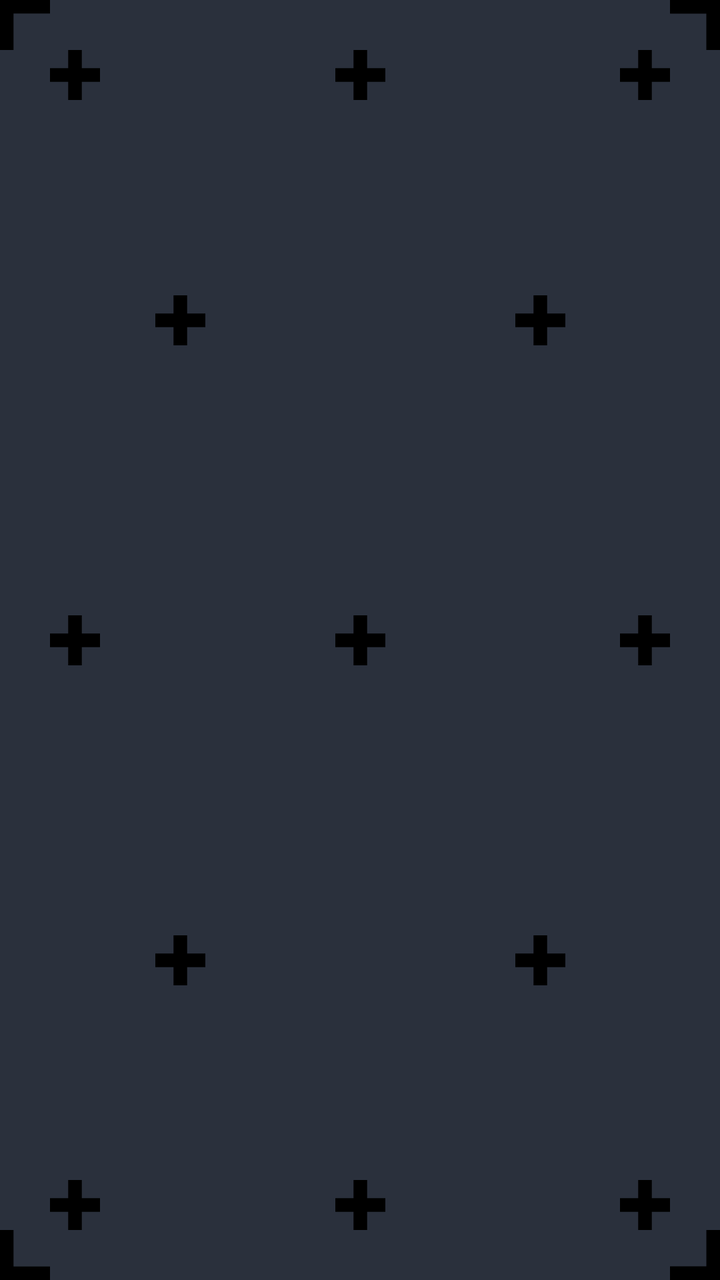
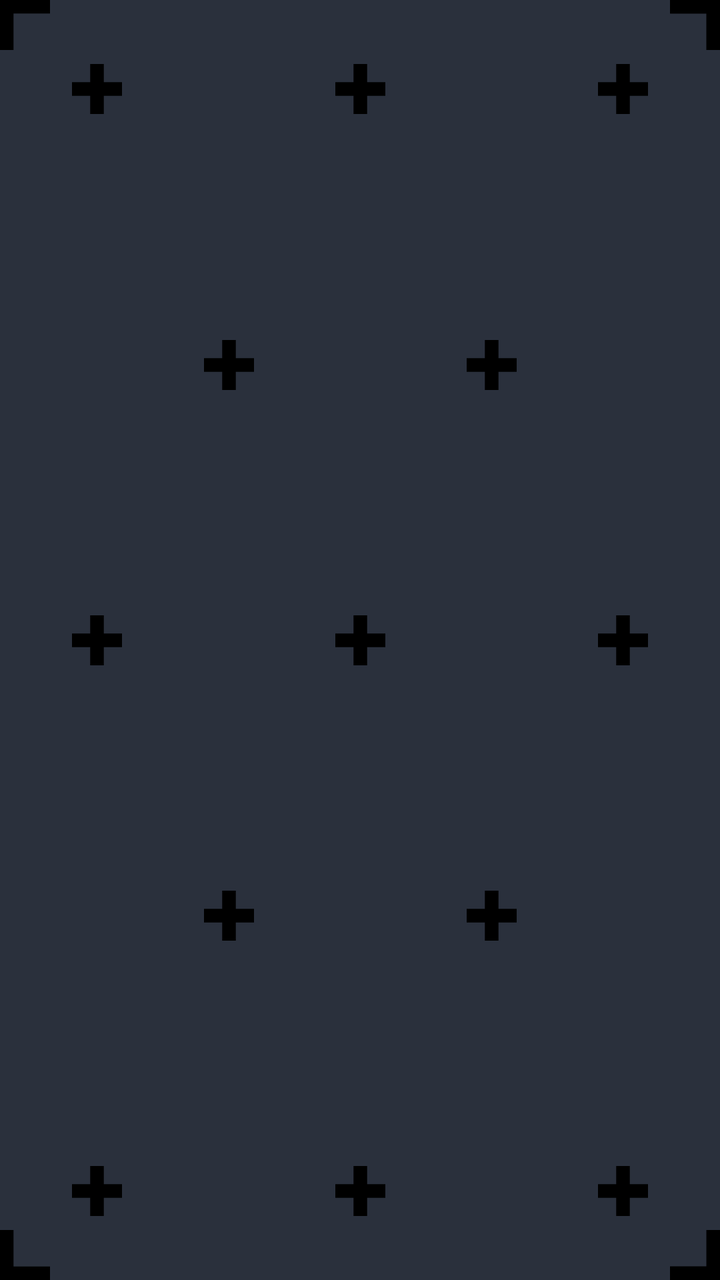

Before-and-after screenshots of an Android layout around one commit, followed by the original layout XML and the change that was made.
<!-- AndroidManifest.xml: application theme Theme.Screentrackr -->
<!-- res/layout/activity_trackingscreen.xml -->
<?xml version="1.0" encoding="utf-8"?>
<androidx.constraintlayout.widget.ConstraintLayout xmlns:android="http://schemas.android.com/apk/res/android"
    xmlns:app="http://schemas.android.com/apk/res-auto"
    xmlns:tools="http://schemas.android.com/tools"
    android:id="@+id/trackingBackground"
    android:layout_width="match_parent"
    android:layout_height="match_parent"
    android:foregroundTint="#BC3333"
    tools:context=".Trackingscreen">

    <ImageView
        android:id="@+id/trackingPoint_E_1"
        android:layout_width="25dp"
        android:layout_height="25dp"
        app:layout_constraintBottom_toBottomOf="parent"
        app:layout_constraintEnd_toEndOf="parent"
        app:srcCompat="@drawable/ic_marker_cross_edge"
        />
    <ImageView
        android:id="@+id/trackingPoint_E_2"
        android:layout_width="25dp"
        android:layout_height="25dp"
        android:rotation="90"
        app:layout_constraintBottom_toBottomOf="parent"
        app:layout_constraintStart_toStartOf="parent"
        app:srcCompat="@drawable/ic_marker_cross_edge" />
    <ImageView
        android:id="@+id/trackingPoint_E_3"
        android:layout_width="25dp"
        android:layout_height="25dp"
        app:layout_constraintStart_toStartOf="parent"
        app:layout_constraintTop_toTopOf="parent"
        android:rotation="180"
        app:srcCompat="@drawable/ic_marker_cross_edge" />
    <ImageView
        android:id="@+id/trackingPoint_E_4"
        android:layout_width="25dp"
        android:layout_height="25dp"
        app:layout_constraintTop_toTopOf="parent"
        app:layout_constraintEnd_toEndOf="parent"
        android:rotation="270"
        app:srcCompat="@drawable/ic_marker_cross_edge" />

    <ImageView
        android:id="@+id/trackingPoint_3_3"
        android:layout_width="25dp"
        android:layout_height="25dp"
        app:layout_constraintBottom_toBottomOf="parent"
        app:layout_constraintEnd_toEndOf="parent"
        app:layout_constraintTop_toTopOf="@id/guideline4"
        app:layout_constraintStart_toStartOf="@id/guideline3"
        app:srcCompat="@drawable/ic_marker_cross" />

    <ImageView
        android:id="@+id/trackingPoint_3_2"
        android:layout_width="25dp"
        android:layout_height="25dp"
        app:layout_constraintEnd_toEndOf="parent"
        app:layout_constraintTop_toTopOf="parent"
        app:layout_constraintStart_toStartOf="@id/guideline3"
        app:layout_constraintBottom_toTopOf="@id/guideline4"
        app:srcCompat="@drawable/ic_marker_cross" />

    <ImageView
        android:id="@+id/trackingPoint_3_4"
        android:layout_width="25dp"
        android:layout_height="25dp"
        app:layout_constraintBottom_toBottomOf="parent"
        app:layout_constraintStart_toStartOf="parent"
        app:layout_constraintTop_toTopOf="@id/guideline4"
        app:layout_constraintEnd_toStartOf="@id/guideline3"
        app:srcCompat="@drawable/ic_marker_cross" />

    <ImageView
        android:id="@+id/trackingPoint_3_1"
        android:layout_width="25dp"
        android:layout_height="25dp"
        app:layout_constraintStart_toStartOf="parent"
        app:layout_constraintTop_toTopOf="parent"
        app:layout_constraintEnd_toStartOf="@id/guideline3"
        app:layout_constraintBottom_toTopOf="@id/guideline4"
        app:srcCompat="@drawable/ic_marker_cross" />

    <ImageView
        android:id="@+id/trackingPoint_2_3"
        android:layout_width="25dp"
        android:layout_height="25dp"
        android:layout_marginBottom="25dp"
        app:layout_constraintBottom_toBottomOf="parent"
        app:layout_constraintEnd_toStartOf="@+id/trackingPoint_1_4"
        app:layout_constraintStart_toEndOf="@+id/trackingPoint_1_3"
        app:srcCompat="@drawable/ic_marker_cross" />

    <ImageView
        android:id="@+id/trackingPoint_2_1"
        android:layout_width="25dp"
        android:layout_height="25dp"
        android:layout_marginTop="25dp"
        app:layout_constraintEnd_toStartOf="@+id/trackingPoint_1_2"
        app:layout_constraintStart_toEndOf="@+id/trackingPoint_1_1"
        app:layout_constraintTop_toTopOf="parent"
        app:srcCompat="@drawable/ic_marker_cross" />

    <ImageView
        android:id="@+id/trackingPoint_2_2"
        android:layout_width="25dp"
        android:layout_height="25dp"
        android:layout_marginEnd="25dp"
        app:layout_constraintBottom_toTopOf="@+id/trackingPoint_1_4"
        app:layout_constraintEnd_toEndOf="parent"
        app:layout_constraintTop_toBottomOf="@+id/trackingPoint_1_2"
        app:srcCompat="@drawable/ic_marker_cross" />

    <ImageView
        android:id="@+id/trackingPoint_2_4"
        android:layout_width="25dp"
        android:layout_height="25dp"
        android:layout_marginStart="25dp"
        app:layout_constraintBottom_toTopOf="@+id/trackingPoint_1_3"
        app:layout_constraintStart_toStartOf="parent"
        app:layout_constraintTop_toBottomOf="@+id/trackingPoint_1_1"
        app:srcCompat="@drawable/ic_marker_cross" />

    <ImageView
        android:id="@+id/trackingPoint_1_4"
        android:layout_width="25dp"
        android:layout_height="25dp"
        android:layout_marginEnd="25dp"
        android:layout_marginBottom="25dp"
        app:layout_constraintBottom_toBottomOf="parent"
        app:layout_constraintEnd_toEndOf="parent"
        app:srcCompat="@drawable/ic_marker_cross" />

    <ImageView
        android:id="@+id/trackingPoint_1_3"
        android:layout_width="25dp"
        android:layout_height="25dp"
        android:layout_marginStart="25dp"
        android:layout_marginBottom="25dp"
        app:layout_constraintBottom_toBottomOf="parent"
        app:layout_constraintStart_toStartOf="parent"
        app:srcCompat="@drawable/ic_marker_cross" />

    <ImageView
        android:id="@+id/trackingPoint_1_5"
        android:layout_width="25dp"
        android:layout_height="25dp"
        app:layout_constraintBottom_toTopOf="@+id/trackingPoint_2_3"
        app:layout_constraintEnd_toStartOf="@+id/trackingPoint_2_2"
        app:layout_constraintStart_toEndOf="@+id/trackingPoint_2_4"
        app:layout_constraintTop_toBottomOf="@+id/trackingPoint_2_1"
        app:srcCompat="@drawable/ic_marker_cross" />

    <ImageView
        android:id="@+id/trackingPoint_1_2"
        android:layout_width="25dp"
        android:layout_height="25dp"
        android:layout_marginTop="25dp"
        android:layout_marginEnd="25dp"
        app:layout_constraintEnd_toEndOf="parent"
        app:layout_constraintTop_toTopOf="parent"
        app:srcCompat="@drawable/ic_marker_cross" />

    <ImageView
        android:id="@+id/trackingPoint_1_1"
        android:layout_width="25dp"
        android:layout_height="25dp"
        android:layout_marginStart="25dp"
        android:layout_marginTop="25dp"
        app:layout_constraintStart_toStartOf="parent"
        app:layout_constraintTop_toTopOf="parent"
        app:srcCompat="@drawable/ic_marker_cross" />

    <androidx.constraintlayout.widget.Guideline
        android:id="@+id/guideline3"
        android:layout_width="wrap_content"
        android:layout_height="wrap_content"
        android:orientation="vertical"
        app:layout_constraintGuide_percent="0.5" />

    <androidx.constraintlayout.widget.Guideline
        android:id="@+id/guideline4"
        android:layout_width="wrap_content"
        android:layout_height="wrap_content"
        android:orientation="horizontal"
        app:layout_constraintGuide_percent="0.5" />

</androidx.constraintlayout.widget.ConstraintLayout>
<!-- resources referenced by this layout -->
<resources>
  <!-- drawable ic_marker_cross (drawable) -->
  <vector xmlns:android="http://schemas.android.com/apk/res/android"
      android:width="256dp"
      android:height="256dp"
      android:viewportWidth="256"
      android:viewportHeight="256">
    <path
        android:fillColor="#FF000000"
        android:pathData="M162.91,93.09L162.91,0L93.09,0L93.09,93.09L0,93.09L0,162.91L93.09,162.91L93.09,256L162.91,256L162.91,162.91L256,162.91L256,93.09L162.91,93.09Z"/>
  </vector>
  <!-- drawable ic_marker_cross_edge (drawable) -->
  <vector xmlns:android="http://schemas.android.com/apk/res/android"
      android:width="256dp"
      android:height="256dp"
      android:viewportWidth="128"
      android:viewportHeight="128">
    <path
        android:fillColor="#FF000000"
        android:pathData="M162.91,93.09L162.91,0L93.09,0L93.09,93.09L0,93.09L0,162.91L93.09,162.91L93.09,256L162.91,256L162.91,162.91L256,162.91L256,93.09L162.91,93.09Z"/>
  </vector>
  <style name="Theme.Screentrackr" parent="Theme.MaterialComponents.DayNight.NoActionBar">
          
          <item name="colorPrimary">@color/primary</item>
          <item name="colorPrimaryVariant">@color/background</item>
          <item name="colorOnPrimary">@color/black</item>
          <item name="android:windowBackground">@color/background</item>
          <item name="android:textColor">@color/text_light</item>
          
          <item name="colorSecondary">@color/teal_200</item>
          <item name="colorSecondaryVariant">@color/teal_700</item>
          <item name="colorOnSecondary">@color/black</item>
          
          <item name="android:statusBarColor" tools:targetApi="l">?attr/colorPrimaryVariant</item>
          
      </style>
  <color name="primary">#00FF00</color>
  <color name="background">#2A303C</color>
  <color name="black">#FF000000</color>
  <color name="text_light">#a6adba</color>
  <color name="teal_200">#FF03DAC5</color>
  <color name="teal_700">#FF018786</color>
</resources>

<!-- the commit's change to res/layout/activity_trackingscreen.xml (unified diff, before → after) -->
@@ -15,7 +15,7 @@
         app:layout_constraintBottom_toBottomOf="parent"
         app:layout_constraintEnd_toEndOf="parent"
         app:srcCompat="@drawable/ic_marker_cross_edge"
-        />
+        tools:ignore="ImageContrastCheck"/>
     <ImageView
         android:id="@+id/trackingPoint_E_2"
         android:layout_width="25dp"
@@ -23,7 +23,8 @@
         android:rotation="90"
         app:layout_constraintBottom_toBottomOf="parent"
         app:layout_constraintStart_toStartOf="parent"
-        app:srcCompat="@drawable/ic_marker_cross_edge" />
+        app:srcCompat="@drawable/ic_marker_cross_edge"
+        tools:ignore="ImageContrastCheck"/>
     <ImageView
         android:id="@+id/trackingPoint_E_3"
         android:layout_width="25dp"
@@ -31,158 +32,192 @@
         app:layout_constraintStart_toStartOf="parent"
         app:layout_constraintTop_toTopOf="parent"
         android:rotation="180"
-        app:srcCompat="@drawable/ic_marker_cross_edge" />
+        app:srcCompat="@drawable/ic_marker_cross_edge"
+        tools:ignore="ImageContrastCheck"/>
+
     <ImageView
         android:id="@+id/trackingPoint_E_4"
         android:layout_width="25dp"
         android:layout_height="25dp"
+        android:rotation="270"
+        app:layout_constraintEnd_toEndOf="parent"
         app:layout_constraintTop_toTopOf="parent"
-        app:layout_constraintEnd_toEndOf="parent"
-        android:rotation="270"
-        app:srcCompat="@drawable/ic_marker_cross_edge" />
-
-    <ImageView
-        android:id="@+id/trackingPoint_3_3"
+        app:srcCompat="@drawable/ic_marker_cross_edge"
+        tools:ignore="ImageContrastCheck" />
+
+    <ImageView
+        android:id="@+id/trackingPoint_1_4"
+        android:layout_width="25dp"
+        android:layout_height="25dp"
+        app:layout_constraintBottom_toTopOf="@+id/guideline_bottom_hor"
+        app:layout_constraintEnd_toStartOf="@+id/guideline_right_ver"
+        app:srcCompat="@drawable/ic_marker_cross"
+        tools:ignore="ImageContrastCheck" />
+
+    <ImageView
+        android:id="@+id/trackingPoint_1_3"
+        android:layout_width="25dp"
+        android:layout_height="25dp"
+        app:layout_constraintBottom_toTopOf="@+id/guideline_bottom_hor"
+        app:layout_constraintStart_toEndOf="@+id/guideline_left_ver"
+        app:srcCompat="@drawable/ic_marker_cross"
+        tools:ignore="ImageContrastCheck" />
+
+
+    <ImageView
+        android:id="@+id/trackingPoint_1_2"
+        android:layout_width="25dp"
+        android:layout_height="25dp"
+        app:layout_constraintEnd_toStartOf="@id/guideline_right_ver"
+        app:layout_constraintTop_toBottomOf="@id/guideline_top_hor"
+        app:srcCompat="@drawable/ic_marker_cross"
+        tools:ignore="ImageContrastCheck" />
+
+    <ImageView
+        android:id="@+id/trackingPoint_1_1"
+        android:layout_width="25dp"
+        android:layout_height="25dp"
+        app:layout_constraintStart_toEndOf="@id/guideline_left_ver"
+        app:layout_constraintTop_toBottomOf="@id/guideline_top_hor"
+        app:srcCompat="@drawable/ic_marker_cross"
+        tools:ignore="ImageContrastCheck" />
+
+    <ImageView
+        android:id="@+id/trackingPoint_1_5"
         android:layout_width="25dp"
         android:layout_height="25dp"
         app:layout_constraintBottom_toBottomOf="parent"
         app:layout_constraintEnd_toEndOf="parent"
-        app:layout_constraintTop_toTopOf="@id/guideline4"
-        app:layout_constraintStart_toStartOf="@id/guideline3"
-        app:srcCompat="@drawable/ic_marker_cross" />
-
-    <ImageView
-        android:id="@+id/trackingPoint_3_2"
-        android:layout_width="25dp"
-        android:layout_height="25dp"
-        app:layout_constraintEnd_toEndOf="parent"
-        app:layout_constraintTop_toTopOf="parent"
-        app:layout_constraintStart_toStartOf="@id/guideline3"
-        app:layout_constraintBottom_toTopOf="@id/guideline4"
-        app:srcCompat="@drawable/ic_marker_cross" />
-
-    <ImageView
-        android:id="@+id/trackingPoint_3_4"
-        android:layout_width="25dp"
-        android:layout_height="25dp"
-        app:layout_constraintBottom_toBottomOf="parent"
-        app:layout_constraintStart_toStartOf="parent"
-        app:layout_constraintTop_toTopOf="@id/guideline4"
-        app:layout_constraintEnd_toStartOf="@id/guideline3"
-        app:srcCompat="@drawable/ic_marker_cross" />
-
-    <ImageView
-        android:id="@+id/trackingPoint_3_1"
-        android:layout_width="25dp"
-        android:layout_height="25dp"
         app:layout_constraintStart_toStartOf="parent"
         app:layout_constraintTop_toTopOf="parent"
-        app:layout_constraintEnd_toStartOf="@id/guideline3"
-        app:layout_constraintBottom_toTopOf="@id/guideline4"
-        app:srcCompat="@drawable/ic_marker_cross" />
-
-    <ImageView
-        android:id="@+id/trackingPoint_2_3"
-        android:layout_width="25dp"
-        android:layout_height="25dp"
-        android:layout_marginBottom="25dp"
-        app:layout_constraintBottom_toBottomOf="parent"
-        app:layout_constraintEnd_toStartOf="@+id/trackingPoint_1_4"
-        app:layout_constraintStart_toEndOf="@+id/trackingPoint_1_3"
-        app:srcCompat="@drawable/ic_marker_cross" />
-
-    <ImageView
-        android:id="@+id/trackingPoint_2_1"
-        android:layout_width="25dp"
-        android:layout_height="25dp"
-        android:layout_marginTop="25dp"
-        app:layout_constraintEnd_toStartOf="@+id/trackingPoint_1_2"
-        app:layout_constraintStart_toEndOf="@+id/trackingPoint_1_1"
-        app:layout_constraintTop_toTopOf="parent"
-        app:srcCompat="@drawable/ic_marker_cross" />
-
-    <ImageView
-        android:id="@+id/trackingPoint_2_2"
-        android:layout_width="25dp"
-        android:layout_height="25dp"
-        android:layout_marginEnd="25dp"
-        app:layout_constraintBottom_toTopOf="@+id/trackingPoint_1_4"
-        app:layout_constraintEnd_toEndOf="parent"
-        app:layout_constraintTop_toBottomOf="@+id/trackingPoint_1_2"
-        app:srcCompat="@drawable/ic_marker_cross" />
-
-    <ImageView
-        android:id="@+id/trackingPoint_2_4"
-        android:layout_width="25dp"
-        android:layout_height="25dp"
-        android:layout_marginStart="25dp"
-        app:layout_constraintBottom_toTopOf="@+id/trackingPoint_1_3"
-        app:layout_constraintStart_toStartOf="parent"
-        app:layout_constraintTop_toBottomOf="@+id/trackingPoint_1_1"
-        app:srcCompat="@drawable/ic_marker_cross" />
-
-    <ImageView
-        android:id="@+id/trackingPoint_1_4"
-        android:layout_width="25dp"
-        android:layout_height="25dp"
-        android:layout_marginEnd="25dp"
-        android:layout_marginBottom="25dp"
-        app:layout_constraintBottom_toBottomOf="parent"
-        app:layout_constraintEnd_toEndOf="parent"
-        app:srcCompat="@drawable/ic_marker_cross" />
-
-    <ImageView
-        android:id="@+id/trackingPoint_1_3"
-        android:layout_width="25dp"
-        android:layout_height="25dp"
-        android:layout_marginStart="25dp"
-        android:layout_marginBottom="25dp"
-        app:layout_constraintBottom_toBottomOf="parent"
-        app:layout_constraintStart_toStartOf="parent"
-        app:srcCompat="@drawable/ic_marker_cross" />
-
-    <ImageView
-        android:id="@+id/trackingPoint_1_5"
-        android:layout_width="25dp"
-        android:layout_height="25dp"
-        app:layout_constraintBottom_toTopOf="@+id/trackingPoint_2_3"
-        app:layout_constraintEnd_toStartOf="@+id/trackingPoint_2_2"
-        app:layout_constraintStart_toEndOf="@+id/trackingPoint_2_4"
-        app:layout_constraintTop_toBottomOf="@+id/trackingPoint_2_1"
-        app:srcCompat="@drawable/ic_marker_cross" />
-
-    <ImageView
-        android:id="@+id/trackingPoint_1_2"
-        android:layout_width="25dp"
-        android:layout_height="25dp"
-        android:layout_marginTop="25dp"
-        android:layout_marginEnd="25dp"
-        app:layout_constraintEnd_toEndOf="parent"
-        app:layout_constraintTop_toTopOf="parent"
-        app:srcCompat="@drawable/ic_marker_cross" />
-
-    <ImageView
-        android:id="@+id/trackingPoint_1_1"
-        android:layout_width="25dp"
-        android:layout_height="25dp"
-        android:layout_marginStart="25dp"
-        android:layout_marginTop="25dp"
-        app:layout_constraintStart_toStartOf="parent"
-        app:layout_constraintTop_toTopOf="parent"
-        app:srcCompat="@drawable/ic_marker_cross" />
-
-    <androidx.constraintlayout.widget.Guideline
-        android:id="@+id/guideline3"
+        app:srcCompat="@drawable/ic_marker_cross"
+        tools:ignore="ImageContrastCheck" />
+
+    <androidx.constraintlayout.widget.Guideline
+        android:id="@+id/guideline_mid_ver"
         android:layout_width="wrap_content"
         android:layout_height="wrap_content"
         android:orientation="vertical"
         app:layout_constraintGuide_percent="0.5" />
 
     <androidx.constraintlayout.widget.Guideline
-        android:id="@+id/guideline4"
+        android:id="@+id/guideline_mid_hor"
         android:layout_width="wrap_content"
         android:layout_height="wrap_content"
         android:orientation="horizontal"
         app:layout_constraintGuide_percent="0.5" />
 
+    <androidx.constraintlayout.widget.Guideline
+        android:id="@+id/guideline_left_ver"
+        android:layout_width="wrap_content"
+        android:layout_height="wrap_content"
+        android:orientation="vertical"
+        app:layout_constraintGuide_percent="0.10" />
+
+    <androidx.constraintlayout.widget.Guideline
+        android:id="@+id/guideline_right_ver"
+        android:layout_width="wrap_content"
+        android:layout_height="wrap_content"
+        android:orientation="vertical"
+        app:layout_constraintGuide_percent="0.90" />
+
+    <androidx.constraintlayout.widget.Guideline
+        android:id="@+id/guideline_top_hor"
+        android:layout_width="wrap_content"
+        android:layout_height="wrap_content"
+        android:orientation="horizontal"
+        app:layout_constraintGuide_percent="0.05" />
+
+    <androidx.constraintlayout.widget.Guideline
+        android:id="@+id/guideline_bottom_hor"
+        android:layout_width="wrap_content"
+        android:layout_height="wrap_content"
+        android:orientation="horizontal"
+        app:layout_constraintGuide_percent="0.95" />
+
+    <ImageView
+        android:id="@+id/trackingPoint_2_3"
+        android:layout_width="25dp"
+        android:layout_height="25dp"
+        app:layout_constraintBottom_toTopOf="@id/guideline_bottom_hor"
+        app:layout_constraintEnd_toStartOf="@+id/guideline_right_ver"
+        app:layout_constraintStart_toStartOf="@+id/guideline_left_ver"
+        app:srcCompat="@drawable/ic_marker_cross"
+        tools:ignore="ImageContrastCheck" />
+
+    <ImageView
+        android:id="@+id/trackingPoint_2_1"
+        android:layout_width="25dp"
+        android:layout_height="25dp"
+        app:layout_constraintEnd_toStartOf="@+id/guideline_right_ver"
+        app:layout_constraintStart_toStartOf="@+id/guideline_left_ver"
+        app:layout_constraintTop_toBottomOf="@id/guideline_top_hor"
+        app:srcCompat="@drawable/ic_marker_cross"
+        tools:ignore="ImageContrastCheck" />
+
+    <ImageView
+        android:id="@+id/trackingPoint_2_2"
+        android:layout_width="25dp"
+        android:layout_height="25dp"
+        app:layout_constraintBottom_toTopOf="@+id/guideline_bottom_hor"
+        app:layout_constraintEnd_toStartOf="@+id/guideline_right_ver"
+        app:layout_constraintTop_toTopOf="@id/guideline_top_hor"
+        app:srcCompat="@drawable/ic_marker_cross"
+        tools:ignore="ImageContrastCheck" />
+
+    <ImageView
+        android:id="@+id/trackingPoint_2_4"
+        android:layout_width="25dp"
+        android:layout_height="25dp"
+        app:layout_constraintBottom_toTopOf="@+id/guideline_bottom_hor"
+        app:layout_constraintStart_toEndOf="@id/guideline_left_ver"
+        app:layout_constraintTop_toTopOf="@id/guideline_top_hor"
+        app:srcCompat="@drawable/ic_marker_cross"
+        tools:ignore="ImageContrastCheck" />
+
+
+    <ImageView
+        android:id="@+id/trackingPoint_3_3"
+        android:layout_width="25dp"
+        android:layout_height="25dp"
+        app:layout_constraintBottom_toTopOf="@+id/guideline_bottom_hor"
+        app:layout_constraintEnd_toStartOf="@+id/guideline_right_ver"
+        app:layout_constraintStart_toStartOf="@+id/trackingPoint_1_5"
+        app:layout_constraintTop_toTopOf="@+id/trackingPoint_1_5"
+        app:srcCompat="@drawable/ic_marker_cross"
+        tools:ignore="ImageContrastCheck" />
+
+    <ImageView
+        android:id="@+id/trackingPoint_3_2"
+        android:layout_width="25dp"
+        android:layout_height="25dp"
+        app:layout_constraintBottom_toBottomOf="@+id/trackingPoint_1_5"
+        app:layout_constraintEnd_toStartOf="@+id/guideline_right_ver"
+        app:layout_constraintStart_toStartOf="@+id/trackingPoint_1_5"
+        app:layout_constraintTop_toTopOf="@+id/guideline_top_hor"
+        app:srcCompat="@drawable/ic_marker_cross"
+        tools:ignore="ImageContrastCheck" />
+
+    <ImageView
+        android:id="@+id/trackingPoint_3_4"
+        android:layout_width="25dp"
+        android:layout_height="25dp"
+        app:layout_constraintBottom_toTopOf="@+id/guideline_bottom_hor"
+        app:layout_constraintEnd_toEndOf="@+id/trackingPoint_1_5"
+        app:layout_constraintStart_toStartOf="@+id/guideline_left_ver"
+        app:layout_constraintTop_toTopOf="@+id/trackingPoint_1_5"
+        app:srcCompat="@drawable/ic_marker_cross"
+        tools:ignore="ImageContrastCheck" />
+
+    <ImageView
+        android:id="@+id/trackingPoint_3_1"
+        android:layout_width="25dp"
+        android:layout_height="25dp"
+        app:layout_constraintBottom_toBottomOf="@+id/trackingPoint_1_5"
+        app:layout_constraintEnd_toEndOf="@+id/trackingPoint_1_5"
+        app:layout_constraintStart_toStartOf="@+id/guideline_left_ver"
+        app:layout_constraintTop_toTopOf="@+id/guideline_top_hor"
+        app:srcCompat="@drawable/ic_marker_cross"
+        tools:ignore="ImageContrastCheck" />
+
 </androidx.constraintlayout.widget.ConstraintLayout>
